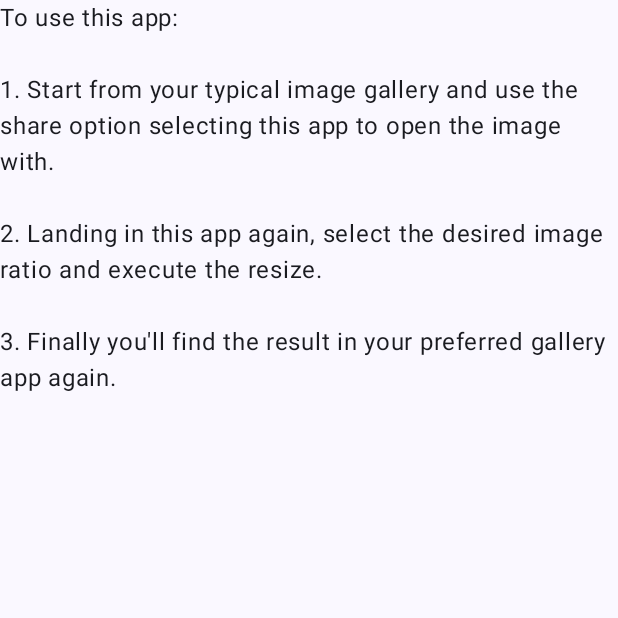
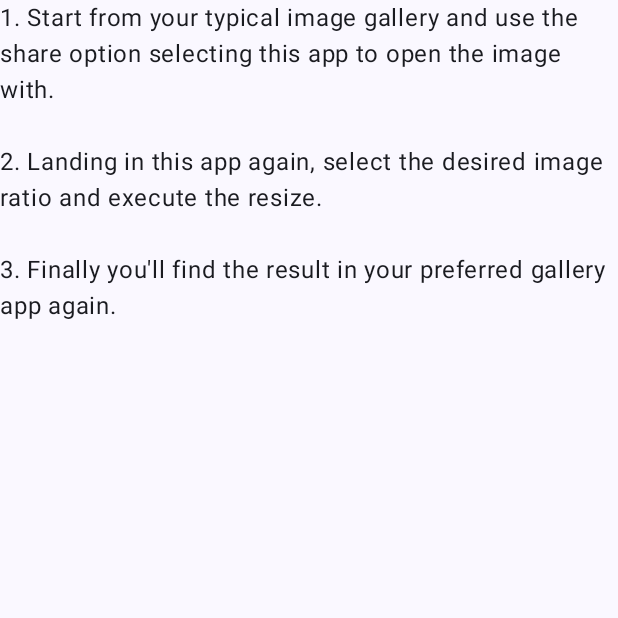
Before and after one commit to hanscappelle/anamorphic-desqueeze-android-app, an Android app built with Jetpack Compose: the composable DesqueezeInfo shown on its own in the app's theme, on a phone screen of 412 x 824 dp, the top half of it. Run offline under Robolectric (Android 15) with nearby library versions, the phone set to English and light mode, and no system bars.

Commit message:
progress image preview

```diff
--- a/app/src/main/java/be/hcpl/android/photofilters/MainActivity.kt
+++ b/app/src/main/java/be/hcpl/android/photofilters/MainActivity.kt
@@ -62,6 +62,7 @@ class MainActivity : ComponentActivity() {
     }
 
     private fun handleSendImage(intent: Intent) {
+        // TODO fix deprecated code here
         (intent.getParcelableExtra<Parcelable>(Intent.EXTRA_STREAM) as? Uri)?.let {
             setContent(ImageContent(imageUrl = it))
             // TODO Update UI to reflect image being shared + options
--- a/app/src/main/res/values/strings.xml
+++ b/app/src/main/res/values/strings.xml
@@ -1,9 +1,10 @@
 <resources>
     <string name="app_name">AnamorphicDesqueeze</string>
     <string name="info_about_app">This app allows you to change the aspect ratio of any image. Ideal for desqueezing pictures taken with an anamorphic lens.</string>
-    <string name="info_how_to_use">To use this app:
-        \n\n1. Start from your typical image gallery and use the share option selecting this app to open the image with.
+    <string name="info_how_to_use">
+        1. Start from your typical image gallery and use the share option selecting this app to open the image with.
         \n\n2. Landing in this app again, select the desired image ratio and execute the resize.
         \n\n3. Finally you\'ll find the result in your preferred gallery app again.</string>
     <string name="contentDescription_sample_image">sample image</string>
+    <string name="title_how_to_use">How to use this App</string>
 </resources>
```
Also changed, not shown: app/src/main/java/be/hcpl/android/photofilters/DesqueezeAppContent.kt (+33 -11 lines).
